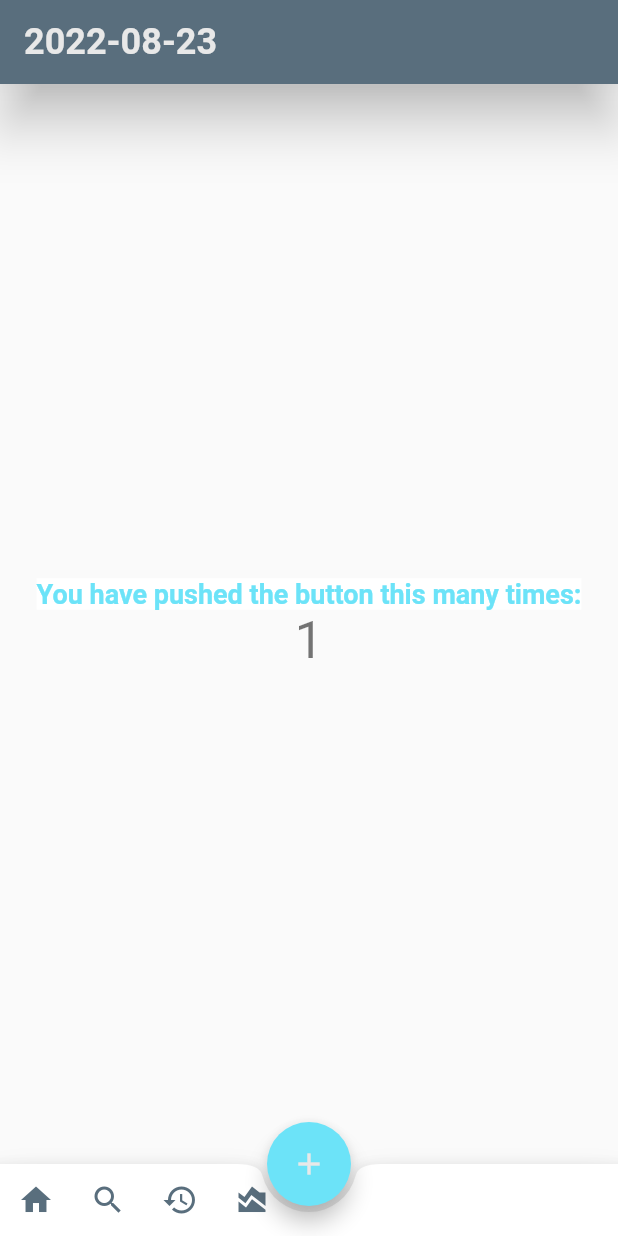
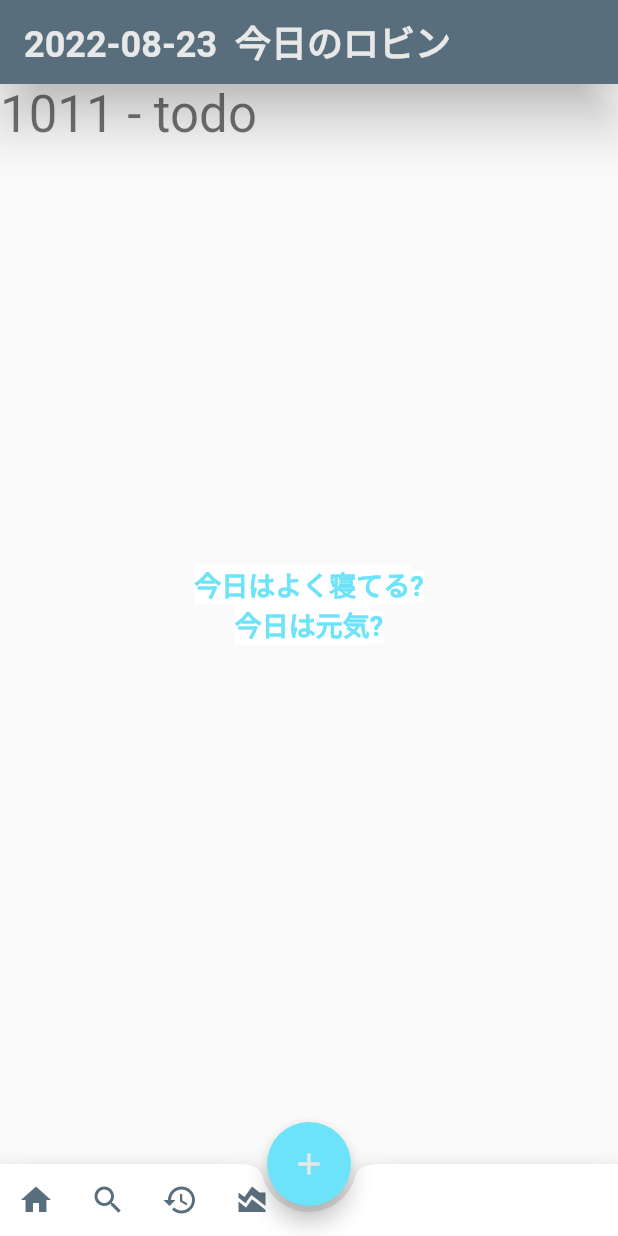
Before and after one commit to YutaFujii0/nobu_app, a Flutter app: the screen it shows after launch, after a tap on the "add" icon, on a phone screen of 412 x 824 dp. Run offline on Flutter 3.47's test engine with Material 2 defaults, Android fonts, the phone set to English and light mode, and no system bars; our stand-ins replace hooks_riverpod; network calls fail; Roboto replaces fonts that are missing (Allison).

```diff
--- a/lib/app.dart
+++ b/lib/app.dart
@@ -1,6 +1,6 @@
 import 'package:flutter/material.dart';
 import 'package:hooks_riverpod/hooks_riverpod.dart';
-import '/models/global_theme.dart';
+import '/styles/global_theme.dart';
 import './screens/home/base.dart';
 
 class MyApp extends ConsumerWidget {
--- /dev/null
+++ b/lib/domainModels/activity.dart
@@ -0,0 +1,18 @@
+import 'package:flutter/cupertino.dart';
+
+@immutable
+class Activity {
+  const Activity({required this.id, this.description = "", this.datetime = ""});
+
+  final String id;
+  final String description;
+  final String datetime;
+
+  factory Activity.fromJson(Map<String, dynamic> json) {
+    return Activity(
+      id: json['id'].toString(),
+      description: json['title'],
+      datetime: "10:02",
+    );
+  }
+}
--- /dev/null
+++ b/lib/providers/today_activities.dard.dart
@@ -0,0 +1,23 @@
+import 'package:hooks_riverpod/hooks_riverpod.dart';
+import 'package:nobu/repository/activity_repository.dart';
+
+import '../domainModels/activity.dart';
+
+class TodayActivitiesNotifier extends StateNotifier<List<Activity>> {
+  TodayActivitiesNotifier(): super([]);
+
+  final repo = ActivityRepository();
+
+//  fetching
+  void addActivity(Activity activity) {
+    state = [...state, activity];
+  }
+
+  void getAll() async {
+    state = await repo.fetchActivity();
+  }
+}
+
+final todayActivitiesProvider = StateNotifierProvider<TodayActivitiesNotifier, List<Activity>>((ref) {
+  return TodayActivitiesNotifier();
+});
--- /dev/null
+++ b/lib/repository/activity_repository.dart
@@ -0,0 +1,16 @@
+import 'dart:convert';
+import 'package:http/http.dart' as http;
+import '../domainModels/activity.dart';
+
+class ActivityRepository {
+  Future <List<Activity>> fetchActivity() async {
+    final response =
+    await http.get(Uri.parse('https://jsonplaceholder.typicode.com/todos'));
+    if (response.statusCode == 200) {
+      List jsonResponse = json.decode(response.body);
+      return jsonResponse.map((data) => Activity.fromJson(data)).toList();
+    } else {
+      throw Exception('Unexpected error occurred!');
+    }
+  }
+}
--- a/lib/screens/home/base.dart
+++ b/lib/screens/home/base.dart
@@ -1,6 +1,8 @@
 import 'package:flutter/material.dart';
 import 'package:hooks_riverpod/hooks_riverpod.dart';
-import '../../providers/counter.dart';
+import '../../domainModels/activity.dart';
+import '../../providers/today_activities.dard.dart';
+import '../../widgets/activity_list_item.dart';
 import '../../widgets/bottom_menu.dart';
 
 class MyHomePage extends ConsumerWidget {
@@ -8,39 +10,52 @@ class MyHomePage extends ConsumerWidget {
 
   @override
   Widget build(BuildContext context, WidgetRef ref) {
-    final counter = ref.watch(counterProvider);
+    List<Activity> activities = ref.watch(todayActivitiesProvider);
+    ref.read(todayActivitiesProvider.notifier).getAll();
 
     DateTime now = DateTime.now();
     DateTime date = DateTime(now.year, now.month, now.day);
     String today = date.toString().replaceAll("00:00:00.000", "");
 
-    bool showFab = true;
     bool showNotch = true;
     FloatingActionButtonLocation fabLocation = FloatingActionButtonLocation.endDocked;
 
     return Scaffold(
       appBar: AppBar(
-        title: Text(today),
+        title: Text("${today} 今日のロビン"),
       ),
-      body: Center(
-        child: Column(
-          mainAxisAlignment: MainAxisAlignment.center,
-          children: <Widget>[
-            const Text(
-              'You have pushed the button this many times:',
+      body: Column(
+          // mainAxisAlignment: MainAxisAlignment.center,
+        children: <Widget>[
+          Expanded(
+            child: ListView(
+              children: [
+                for (final activity in activities)
+                  ActivityListItem(activity)
+              ],
             ),
-            Text(
-              '$counter',
-              style: Theme.of(context).textTheme.headline4,
-            ),
-          ],
-        ),
+          ),
+          SizedBox(
+            height: 400,
+            child: Column(
+              children: const <Widget>[
+                Text(
+                  '今日はよく寝てる?',
+                ),
+                Text(
+                  '今日は元気?',
+                ),
+              ]
+            )
+          ),
+        ],
       ),
       floatingActionButton: FloatingActionButton(
         onPressed: () {
-          ref.read(counterProvider.notifier).increment();
+          const activity = Activity(id: "11", description: "todo", datetime: "1011");
+          ref.read(todayActivitiesProvider.notifier).addActivity(activity);
         },
-        tooltip: 'Increment',
+        tooltip: 'Add new activity',
         child: const Icon(Icons.add),
       ), // This trailing comma makes auto-formatting nicer for build methods.
       bottomNavigationBar: BottomMenu(
--- /dev/null
+++ b/lib/widgets/activity_list_item.dart
@@ -0,0 +1,20 @@
+import 'package:flutter/material.dart';
+
+import '../domainModels/activity.dart';
+
+class ActivityListItem extends StatelessWidget {
+  const ActivityListItem(this.activity);
+
+  final Activity activity;
+
+  @override
+  Widget build(BuildContext context) {
+    return Text(
+      '${activity.datetime} - ${activity.description}',
+      style: Theme
+          .of(context)
+          .textTheme
+          .headline4,
+    );
+  }
+}
--- a/pubspec.yaml
+++ b/pubspec.yaml
@@ -33,6 +33,7 @@ dependencies:
   cupertino_icons: ^1.0.2
   flutter_hooks: ^0.18.0
   hooks_riverpod: ^2.0.0-dev.9
+  http: ^0.13.5
 
 dev_dependencies:
   flutter_test:
```
Also changed, not shown: lib/styles/global_theme.dart (renamed from lib/models/global_theme.dart), pubspec.lock, 1 other file.
